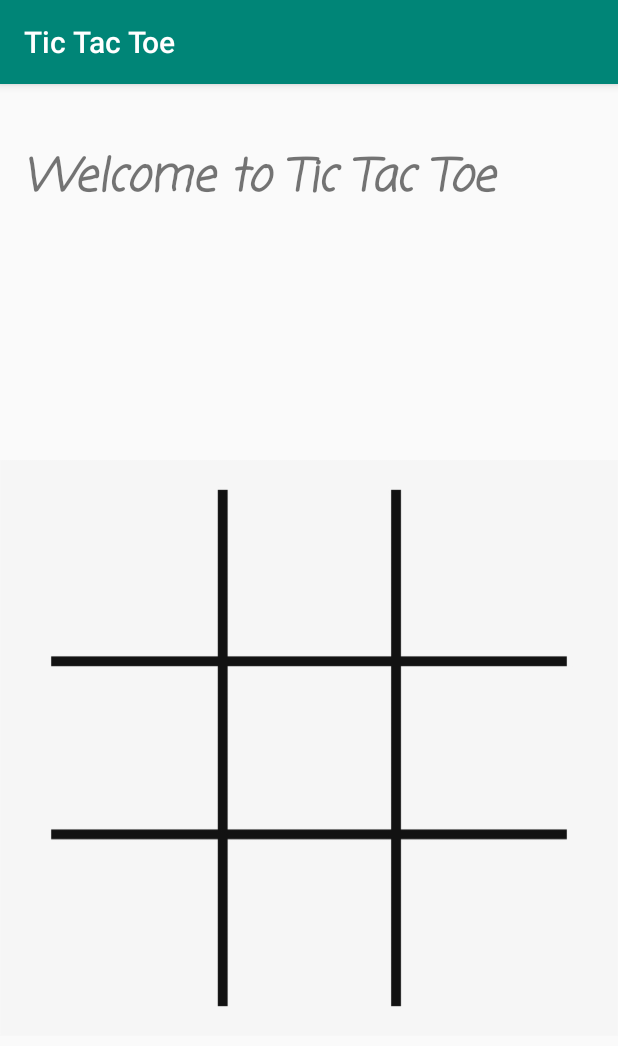
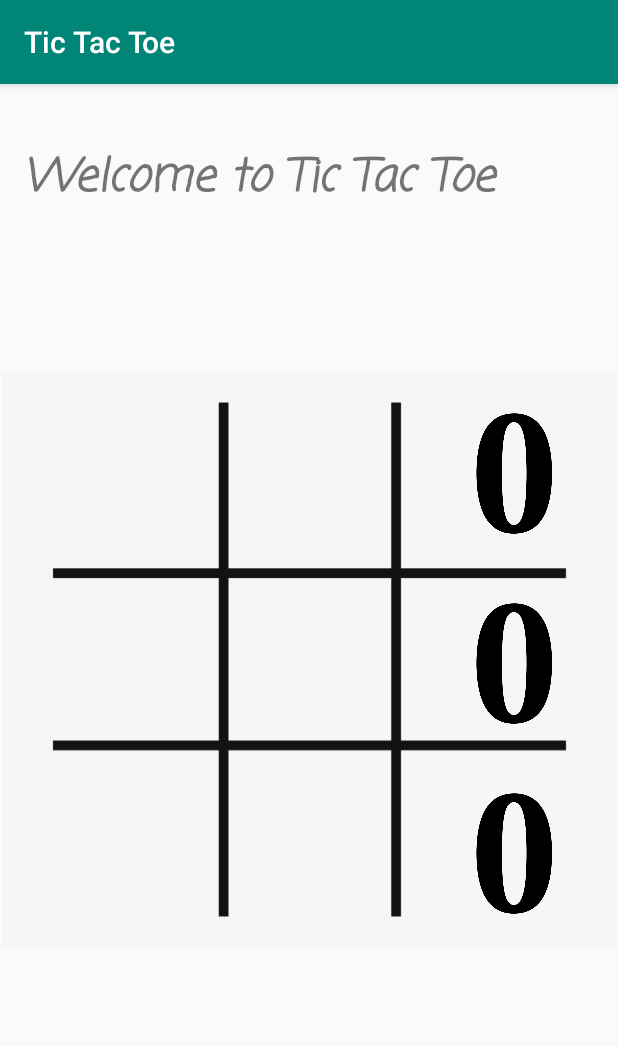
Before and after one commit to Deepanshu-Rohilla/Tic_Tac_Toe, an Android app: the screen it shows after launch (MainActivity), on a phone screen of 412 x 824 dp. Shown: the top 1046 px of the screen. Run offline under Robolectric (Android 15) with nearby library versions, the phone set to English and light mode, and no system bars.

Commit message:
aligned the image views

```diff
--- a/app/src/main/res/layout/activity_main.xml
+++ b/app/src/main/res/layout/activity_main.xml
@@ -9,7 +9,7 @@
     <TextView
         android:id="@+id/textView2"
         android:layout_width="382dp"
-        android:layout_height="77dp"
+        android:layout_height="wrap_content"
         android:layout_marginTop="40dp"
         android:text="@string/Welcome_message"
         android:textSize="30sp"
@@ -21,13 +21,109 @@
 
     <ImageView
         android:id="@+id/imageView"
-        android:layout_width="0dp"
-        android:layout_height="0dp"
+        android:layout_width="410dp"
+        android:layout_height="595dp"
         android:contentDescription="@string/grid_description"
-        app:layout_constraintBottom_toBottomOf="parent"
         app:layout_constraintEnd_toEndOf="parent"
-        app:layout_constraintHorizontal_bias="0.455"
         app:layout_constraintStart_toStartOf="parent"
         app:layout_constraintTop_toBottomOf="@+id/textView2"
         app:srcCompat="@drawable/Grid" />
+
+    <LinearLayout
+        android:layout_width="406dp"
+        android:layout_height="380dp"
+        android:orientation="vertical"
+        app:layout_constraintBottom_toBottomOf="@+id/imageView"
+        app:layout_constraintEnd_toEndOf="parent"
+        app:layout_constraintStart_toStartOf="parent"
+        app:layout_constraintTop_toBottomOf="@+id/textView2">
+
+        <LinearLayout
+            android:layout_width="match_parent"
+            android:layout_height="match_parent"
+            android:layout_weight="1"
+            android:orientation="horizontal">
+
+            <ImageView
+                android:id="@+id/imageView0"
+                android:layout_width="match_parent"
+                android:layout_height="wrap_content"
+                android:layout_weight="1"
+                android:padding="20sp" />
+
+            <ImageView
+                android:id="@+id/imageView1"
+                android:layout_width="match_parent"
+                android:layout_height="wrap_content"
+                android:layout_weight="1"
+                android:padding="20sp" />
+
+            <ImageView
+                android:id="@+id/imageView2"
+                android:layout_width="wrap_content"
+                android:layout_height="wrap_content"
+                android:layout_weight="1"
+                android:padding="20sp"
+                app:srcCompat="@drawable/zero" />
+        </LinearLayout>
+
+        <LinearLayout
+            android:layout_width="match_parent"
+            android:layout_height="match_parent"
+            android:layout_weight="1"
+            android:orientation="horizontal">
+
+            <ImageView
+                android:id="@+id/imageView3"
+                android:layout_width="match_parent"
+                android:layout_height="wrap_content"
+                android:layout_weight="1"
+                android:padding="20sp" />
+
+            <ImageView
+                android:id="@+id/imageView4"
+                android:layout_width="match_parent"
+                android:layout_height="wrap_content"
+                android:layout_weight="1"
+                android:padding="20sp" />
+
+            <ImageView
+                android:id="@+id/imageView5"
+                android:layout_width="wrap_content"
+                android:layout_height="wrap_content"
+                android:layout_weight="1"
+                android:padding="20sp"
+                app:srcCompat="@drawable/zero" />
+        </LinearLayout>
+
+        <LinearLayout
+            android:layout_width="match_parent"
+            android:layout_height="match_parent"
+            android:layout_weight="1"
+            android:orientation="horizontal">
+
+            <ImageView
+                android:id="@+id/imageView6"
+                android:layout_width="match_parent"
+                android:layout_height="wrap_content"
+                android:layout_weight="1"
+                android:padding="20sp" />
+
+            <ImageView
+                android:id="@+id/imageView7"
+                android:layout_width="match_parent"
+                android:layout_height="wrap_content"
+                android:layout_weight="1"
+                android:padding="20sp" />
+
+            <ImageView
+                android:id="@+id/imageView8"
+                android:layout_width="wrap_content"
+                android:layout_height="wrap_content"
+                android:layout_weight="1"
+                android:padding="20sp"
+                app:srcCompat="@drawable/zero" />
+        </LinearLayout>
+
+    </LinearLayout>
 </androidx.constraintlayout.widget.ConstraintLayout>
```
Also changed, not shown: app/src/main/res/drawable-v24/x.png (added), app/src/main/res/drawable-v24/zero.jpg (deleted), app/src/main/res/drawable-v24/zero.png (added), app/src/main/res/drawable/x.png (added), app/src/main/res/drawable/zero.jpg (deleted), app/src/main/res/drawable/zero.png (added), 2 other files.
